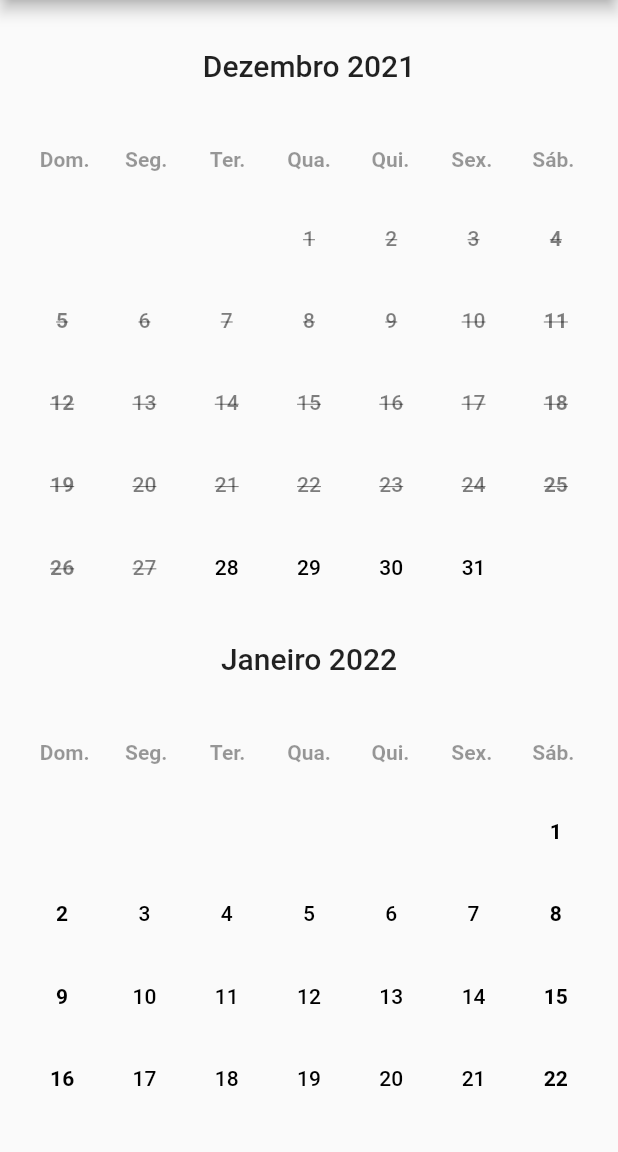
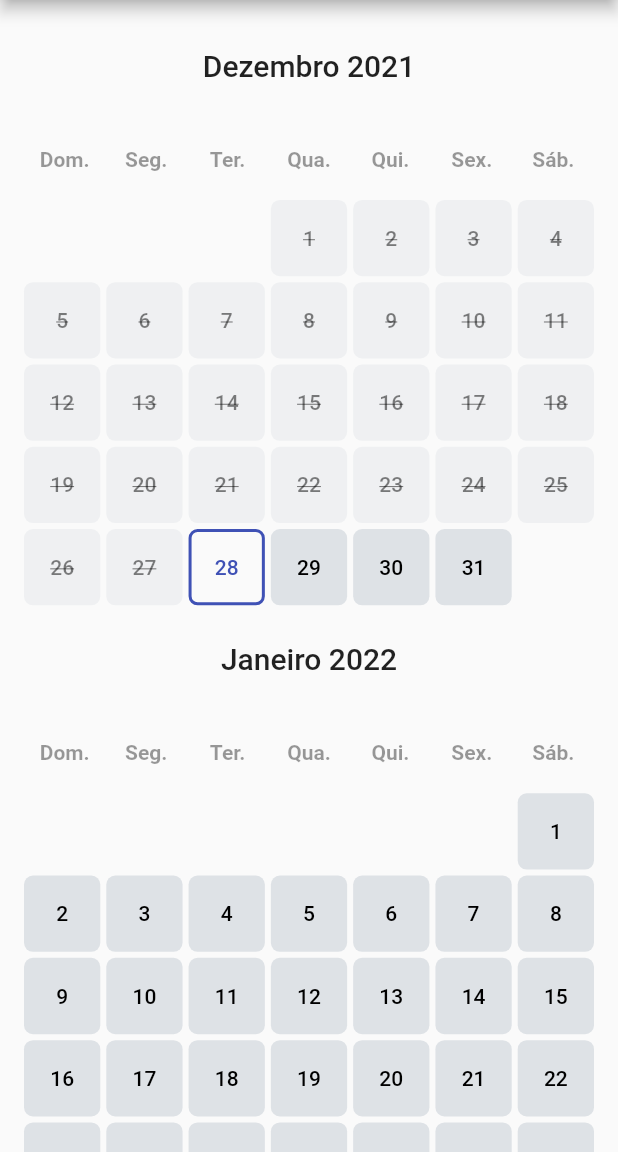
Before and after one commit to FabioFiuza/scrollable_clean_calendar, a Flutter app: the screen it shows after launch, on a phone screen of 412 x 824 dp, the part 84-1236 px from its top. Run offline on Flutter 3.47's test engine with Material 2 defaults, Android fonts, the phone set to English and light mode, and no system bars.

```diff
--- a/example/lib/main.dart
+++ b/example/lib/main.dart
@@ -36,8 +36,9 @@ class MyApp extends StatelessWidget {
           onRangeSelected: (firstDate, secondDate) {},
           onDayTapped: (date) {},
           locale: 'pt',
-          layout: Layout.BEAUTY,
-
+          layout: Layout.DEFAULT,
+          // initialDateSelected: DateTime(2022, 2, 3),
+          // endDateSelected: DateTime(2022, 2, 3),
           // calendarCrossAxisSpacing: 4,
           // calendarMainAxisSpacing: 4,
           // calendarCrossAxisSpacing: 0,
--- a/lib/scrollable_clean_calendar.dart
+++ b/lib/scrollable_clean_calendar.dart
@@ -3,7 +3,7 @@ library scrollable_clean_calendar;
 import 'package:flutter/material.dart';
 import 'package:intl/date_symbol_data_local.dart';
 import 'package:scrollable_clean_calendar/models/day_values_model.dart';
-import 'package:scrollable_clean_calendar/src/clean_calendar_controller.dart';
+import 'package:scrollable_clean_calendar/controllers/clean_calendar_controller.dart';
 import 'package:scrollable_clean_calendar/utils/enums.dart';
 import 'package:scrollable_clean_calendar/widgets/days_widget.dart';
 import 'package:scrollable_clean_calendar/widgets/month_widget.dart';
@@ -11,36 +11,97 @@ import 'package:scrollable_clean_calendar/widgets/weekdays_widget.dart';
 import 'package:scrollable_clean_calendar/utils/extensions.dart';
 
 class ScrollableCleanCalendar extends StatefulWidget {
+  /// The language locale
   final String locale;
+
+  /// Scroll controller
   final ScrollController? scrollController;
+
+  /// Obrigatory: The mininimum date to show
   final DateTime minDate;
+
+  /// Obrigatory: The maximum date to show
   final DateTime maxDate;
+
+  /// An initial selected date
   final DateTime? initialDateSelected;
+
+  /// The end of selected range
   final DateTime? endDateSelected;
+
+  /// If is to show or not the weekdays in calendar
   final bool showWeekdays;
+
+  /// In what weekday position the calendar is going to start
   final int weekdayStart;
+
+  /// Function when a day is tapped
   final Function(DateTime date)? onDayTapped;
+
+  /// Function when a range is selected
   final Function(DateTime minDate, DateTime? maxDate)? onRangeSelected;
+
+  /// When a date before the min date is tapped
   final Function(DateTime date)? onPreviousMinDateTapped;
+
+  /// When a date after max date is tapped
   final Function(DateTime date)? onAfterMaxDateTapped;
+
+  /// If the range is enabled
   final bool isRangeMode;
+
+  /// What layout (design) is going to be used
   final Layout? layout;
+
+  /// The space between month and calendar
   final double spaceBetweenMonthAndCalendar;
+
+  /// The space between calendars
   final double spaceBetweenCalendars;
+
+  /// The horizontal space in the calendar dates
   final double calendarCrossAxisSpacing;
+
+  /// The vertical space in the calendar dates
   final double calendarMainAxisSpacing;
+
+  /// The parent padding
   final EdgeInsetsGeometry? padding;
+
+  /// The label text style of month
   final TextStyle? monthTextStyle;
+
+  /// The label text align of month
   final TextAlign? monthTextAlign;
-  final TextStyle? weekDayTextStyle;
+
+  /// The label text align of month
+  final TextStyle? weekdayTextStyle;
+
+  /// The label text style of day
   final TextStyle? dayTextStyle;
+
+  /// The day selected background color
   final Color? daySelectedBackgroundColor;
+
+  /// The day background color
   final Color? dayBackgroundColor;
+
+  /// The day selected background color that is between day selected edges
   final Color? daySelectedBackgroundColorBetween;
+
+  /// The day disable background color
   final Color? dayDisableBackgroundColor;
-  final double radius;
+
+  /// The radius of day items
+  final double dayRadius;
+
+  /// A builder to make a customized month
   final Widget Function(BuildContext context, String month)? monthBuilder;
-  final Widget Function(BuildContext context, String weekDay)? weekDayBuilder;
+
+  /// A builder to make a customized weekday
+  final Widget Function(BuildContext context, String weekday)? weekdayBuilder;
+
+  /// A builder to make a customized day of calendar
   final Widget Function(BuildContext context, DayValues values)? dayBuilder;
 
   const ScrollableCleanCalendar({
@@ -64,20 +125,20 @@ class ScrollableCleanCalendar extends StatefulWidget {
     this.spaceBetweenMonthAndCalendar = 24,
     this.padding,
     this.monthBuilder,
-    this.weekDayBuilder,
+    this.weekdayBuilder,
     this.dayBuilder,
     this.monthTextAlign,
     this.monthTextStyle,
-    this.weekDayTextStyle,
+    this.weekdayTextStyle,
     this.daySelectedBackgroundColor,
     this.dayBackgroundColor,
     this.daySelectedBackgroundColorBetween,
     this.dayDisableBackgroundColor,
     this.dayTextStyle,
-    this.radius = 6,
+    this.dayRadius = 6,
   }) : assert(layout != null ||
             (monthBuilder != null &&
-                weekDayBuilder != null &&
+                weekdayBuilder != null &&
                 dayBuilder != null));
 
   @override
@@ -94,11 +155,12 @@ class _ScrollableCleanCalendarState extends State<ScrollableCleanCalendar> {
     List<DateTime> months = [];
 
     DateTime currentDate = DateTime(widget.minDate.year, widget.minDate.month);
+    months.add(currentDate);
 
-    while (!(currentDate.year != widget.maxDate.year &&
-        currentDate.month != widget.maxDate.month)) {
+    while (!(currentDate.year == widget.maxDate.year &&
+        currentDate.month == widget.maxDate.month)) {
+      currentDate = DateTime(currentDate.year, currentDate.month + 1);
       months.add(currentDate);
-      currentDate = DateTime(currentDate.year, currentDate.month + 1);
     }
 
     _cleanCalendarController = CleanCalendarController(
@@ -164,8 +226,8 @@ class _ScrollableCleanCalendarState extends State<ScrollableCleanCalendar> {
                   cleanCalendarController: _cleanCalendarController,
                   locale: widget.locale,
                   layout: widget.layout,
-                  weekDayBuilder: widget.weekDayBuilder,
-                  textStyle: widget.weekDayTextStyle,
+                  weekdayBuilder: widget.weekdayBuilder,
+                  textStyle: widget.weekdayTextStyle,
                 ),
                 AnimatedBuilder(
                   animation: _cleanCalendarController,
@@ -180,11 +242,12 @@ class _ScrollableCleanCalendarState extends State<ScrollableCleanCalendar> {
                       onAfterMaxDateTapped: widget.onAfterMaxDateTapped,
                       onPreviousMinDateTapped: widget.onPreviousMinDateTapped,
                       backgroundColor: widget.dayBackgroundColor,
-                      selectedColor: widget.daySelectedBackgroundColor,
-                      selectedColorBetween:
+                      selectedBackgroundColor:
+                          widget.daySelectedBackgroundColor,
+                      selectedBackgroundColorBetween:
                           widget.daySelectedBackgroundColorBetween,
-                      disableColor: widget.dayDisableBackgroundColor,
-                      radius: widget.radius,
+                      disableBackgroundColor: widget.dayDisableBackgroundColor,
+                      radius: widget.dayRadius,
                       textStyle: widget.dayTextStyle,
                     );
                   },
--- a/lib/widgets/days_widget.dart
+++ b/lib/widgets/days_widget.dart
@@ -1,6 +1,6 @@
 import 'package:flutter/material.dart';
 import 'package:scrollable_clean_calendar/models/day_values_model.dart';
-import 'package:scrollable_clean_calendar/src/clean_calendar_controller.dart';
+import 'package:scrollable_clean_calendar/controllers/clean_calendar_controller.dart';
 import 'package:scrollable_clean_calendar/utils/enums.dart';
 import 'package:scrollable_clean_calendar/utils/extensions.dart';
 
@@ -16,10 +16,10 @@ class DaysWidget extends StatelessWidget {
     BuildContext context,
     DayValues values,
   )? dayBuilder;
-  final Color? selectedColor;
+  final Color? selectedBackgroundColor;
   final Color? backgroundColor;
-  final Color? selectedColorBetween;
-  final Color? disableColor;
+  final Color? selectedBackgroundColorBetween;
+  final Color? disableBackgroundColor;
   final double radius;
   final TextStyle? textStyle;
 
@@ -33,10 +33,10 @@ class DaysWidget extends StatelessWidget {
     required this.dayBuilder,
     required this.onPreviousMinDateTapped,
     required this.onAfterMaxDateTapped,
-    required this.selectedColor,
+    required this.selectedBackgroundColor,
     required this.backgroundColor,
-    required this.selectedColorBetween,
-    required this.disableColor,
+    required this.selectedBackgroundColorBetween,
+    required this.disableBackgroundColor,
     required this.radius,
     required this.textStyle,
   }) : super(key: key);
@@ -150,39 +150,42 @@ class DaysWidget extends StatelessWidget {
               values.day.isSameDay(values.selectedMinDate!)) ||
           (values.selectedMaxDate != null &&
               values.day.isSameDay(values.selectedMaxDate!))) {
-        bgColor = selectedColor ?? Theme.of(context).colorScheme.primary;
+        bgColor =
+            selectedBackgroundColor ?? Theme.of(context).colorScheme.primary;
         txtStyle =
             (textStyle ?? Theme.of(context).textTheme.bodyText1)!.copyWith(
-          color: selectedColor != null
-              ? selectedColor!.computeLuminance() > .5
+          color: selectedBackgroundColor != null
+              ? selectedBackgroundColor!.computeLuminance() > .5
                   ? Colors.black
                   : Colors.white
               : Theme.of(context).colorScheme.onPrimary,
         );
       } else {
-        bgColor = selectedColorBetween ??
+        bgColor = selectedBackgroundColorBetween ??
             Theme.of(context).colorScheme.primary.withOpacity(.3);
         txtStyle =
             (textStyle ?? Theme.of(context).textTheme.bodyText1)!.copyWith(
-          color: selectedColor == selectedColorBetween
-              ? selectedColor!.computeLuminance() > .5
+          color: selectedBackgroundColor != null &&
+                  selectedBackgroundColor == selectedBackgroundColorBetween
+              ? selectedBackgroundColor!.computeLuminance() > .5
                   ? Colors.black
                   : Colors.white
-              : selectedColor ?? Theme.of(context).colorScheme.primary,
+              : selectedBackgroundColor ??
+                  Theme.of(context).colorScheme.primary,
         );
       }
     } else if (values.day.isSameDay(values.minDate)) {
       bgColor = Colors.transparent;
       txtStyle = (textStyle ?? Theme.of(context).textTheme.bodyText1)!.copyWith(
-        color: selectedColor ?? Theme.of(context).colorScheme.primary,
+        color: selectedBackgroundColor ?? Theme.of(context).colorScheme.primary,
       );
     } else if (values.day.isBefore(values.minDate) ||
         values.day.isAfter(values.maxDate)) {
-      bgColor =
-          disableColor ?? Theme.of(context).colorScheme.surface.withOpacity(.4);
+      bgColor = disableBackgroundColor ??
+          Theme.of(context).colorScheme.surface.withOpacity(.4);
       txtStyle = (textStyle ?? Theme.of(context).textTheme.bodyText1)!.copyWith(
-        color: disableColor != null
-            ? disableColor!.computeLuminance() > .5
+        color: disableBackgroundColor != null
+            ? disableBackgroundColor!.computeLuminance() > .5
                 ? Colors.black.withOpacity(.5)
                 : Colors.white.withOpacity(.5)
             : Theme.of(context).colorScheme.onSurface.withOpacity(.5),
@@ -197,7 +200,8 @@ class DaysWidget extends StatelessWidget {
         borderRadius: BorderRadius.circular(radius),
         border: values.day.isSameDay(values.minDate)
             ? Border.all(
-                color: selectedColor ?? Theme.of(context).colorScheme.primary,
+                color: selectedBackgroundColor ??
+                    Theme.of(context).colorScheme.primary,
                 width: 2,
               )
             : null,
@@ -242,11 +246,12 @@ class DaysWidget extends StatelessWidget {
               values.day.isSameDay(values.selectedMinDate!)) ||
           (values.selectedMaxDate != null &&
               values.day.isSameDay(values.selectedMaxDate!))) {
-        bgColor = selectedColor ?? Theme.of(context).colorScheme.primary;
+        bgColor =
+            selectedBackgroundColor ?? Theme.of(context).colorScheme.primary;
         txtStyle =
             (textStyle ?? Theme.of(context).textTheme.bodyText1)!.copyWith(
-          color: selectedColor != null
-              ? selectedColor!.computeLuminance() > .5
+          color: selectedBackgroundColor != null
+              ? selectedBackgroundColor!.computeLuminance() > .5
                   ? Colors.black
                   : Colors.white
               : Theme.of(context).colorScheme.onPrimary,
@@ -271,11 +276,12 @@ class DaysWidget extends StatelessWidget {
           );
         }
       } else {
-        bgColor = selectedColorBetween ??
+        bgColor = selectedBackgroundColorBetween ??
             Theme.of(context).colorScheme.primary.withOpacity(.3);
         txtStyle =
             (textStyle ?? Theme.of(context).textTheme.bodyText1)!.copyWith(
-          color: selectedColor ?? Theme.of(context).colorScheme.primary,
+          color:
+              selectedBackgroundColor ?? Theme.of(context).colorScheme.primary,
           fontWeight: values.isFirstDayOfWeek || values.isLastDayOfWeek
               ? FontWeight.bold
               : null,
@@ -285,8 +291,8 @@ class DaysWidget extends StatelessWidget {
     } else if (values.day.isBefore(values.minDate) ||
         values.day.isAfter(values.maxDate)) {
       txtStyle = (textStyle ?? Theme.of(context).textTheme.bodyText1)!.copyWith(
-        color: disableColor != null
-            ? disableColor!.computeLuminance() > .5
+        color: disableBackgroundColor != null
+            ? disableBackgroundColor!.computeLuminance() > .5
                 ? Colors.black.withOpacity(.5)
                 : Colors.white.withOpacity(.5)
             : Theme.of(context).colorScheme.onSurface.withOpacity(.5),
--- a/lib/widgets/weekdays_widget.dart
+++ b/lib/widgets/weekdays_widget.dart
@@ -1,6 +1,6 @@
 import 'package:flutter/material.dart';
 
-import 'package:scrollable_clean_calendar/src/clean_calendar_controller.dart';
+import 'package:scrollable_clean_calendar/controllers/clean_calendar_controller.dart';
 import 'package:scrollable_clean_calendar/utils/enums.dart';
 import 'package:scrollable_clean_calendar/utils/extensions.dart';
 
@@ -10,7 +10,7 @@ class WeekdaysWidget extends StatelessWidget {
   final String locale;
   final Layout? layout;
   final TextStyle? textStyle;
-  final Widget Function(BuildContext context, String weekDay)? weekDayBuilder;
+  final Widget Function(BuildContext context, String weekday)? weekdayBuilder;
 
   const WeekdaysWidget({
     Key? key,
@@ -18,7 +18,7 @@ class WeekdaysWidget extends StatelessWidget {
     required this.cleanCalendarController,
     required this.locale,
     required this.layout,
-    required this.weekDayBuilder,
+    required this.weekdayBuilder,
     required this.textStyle,
   }) : super(key: key);
 
@@ -34,8 +34,8 @@ class WeekdaysWidget extends StatelessWidget {
       children: List.generate(DateTime.daysPerWeek, (index) {
         final weekDay = cleanCalendarController.getDaysOfWeek(locale)[index];
 
-        if (weekDayBuilder != null) {
-          return weekDayBuilder!(context, weekDay);
+        if (weekdayBuilder != null) {
+          return weekdayBuilder!(context, weekDay);
         }
 
         return <Layout, Widget Function()>{
@@ -46,10 +46,10 @@ class WeekdaysWidget extends StatelessWidget {
     );
   }
 
-  Widget _pattern(BuildContext context, String weekDay) {
+  Widget _pattern(BuildContext context, String weekday) {
     return Center(
       child: Text(
-        weekDay.capitalize(),
+        weekday.capitalize(),
         style: textStyle ??
             Theme.of(context).textTheme.bodyText1!.copyWith(
                   color: Theme.of(context)
@@ -63,10 +63,10 @@ class WeekdaysWidget extends StatelessWidget {
     );
   }
 
-  Widget _beauty(BuildContext context, String weekDay) {
+  Widget _beauty(BuildContext context, String weekday) {
     return Center(
       child: Text(
-        weekDay.capitalize(),
+        weekday.capitalize(),
         style: textStyle ??
             Theme.of(context).textTheme.bodyText1!.copyWith(
                   color: Theme.of(context)
--- a/pubspec.yaml
+++ b/pubspec.yaml
@@ -4,8 +4,8 @@ version: 1.0.0
 homepage: https://github.com/FabioFiuza/scrollable_clean_calendar
 
 environment:
-  sdk: ">=2.12.0-0 <3.0.0"
-  flutter: ">=1.17.0"
+  sdk: ">=2.14.0 <3.0.0"
+  flutter: ">=2.5.0"
 
 dependencies:
   flutter:
```
Also changed, not shown: assets/image1.png (added), assets/image2.png (added), example/pubspec.lock, lib/controllers/clean_calendar_controller.dart (renamed from lib/src/clean_calendar_controller.dart), pubspec.lock, 3 other files.
